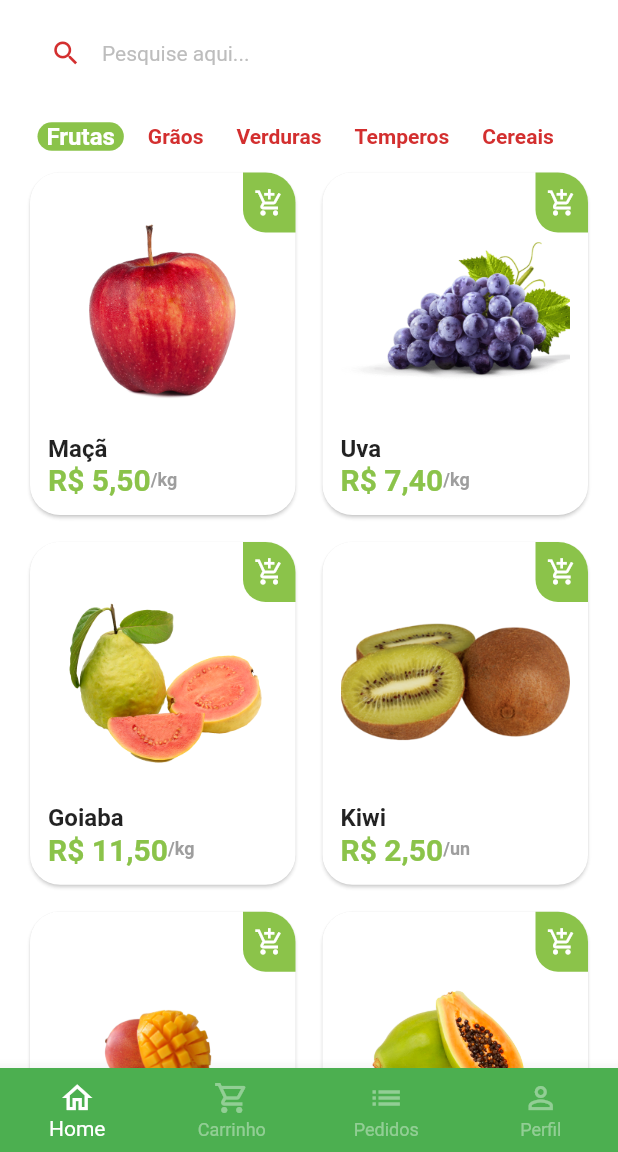
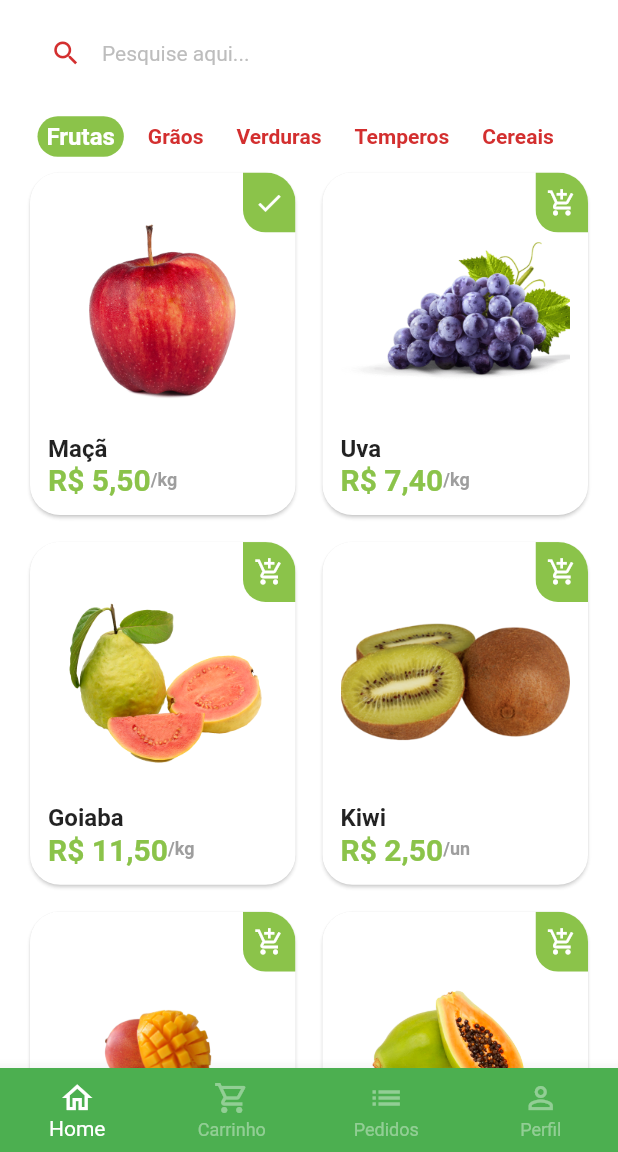
Before and after one commit to LerryGO/GreenGrocer, a Flutter app: the screen it shows after launch, after a tap on "Entrar", after a tap on the "add shopping cart" icon, on a phone screen of 412 x 824 dp, the part 84-1236 px from its top. Run offline on Flutter 3.47's test engine with Material 2 defaults, Android fonts, the phone set to English and light mode, and no system bars; drawn by our look-alikes of badges; our stand-ins replace animated_text_kit, fluttertoast, mask_text_input_formatter, qr_flutter; missing offline and left inert: add_to_cart_animation.

Commit message:
SplashScreen, AppIcon and AppName defined

```diff
--- a/lib/main.dart
+++ b/lib/main.dart
@@ -1,6 +1,5 @@
 import 'package:flutter/material.dart';
-
-import 'src/pages/auth/sign_in_screen.dart';
+import 'package:green_grocer/src/pages/splash/splash_screen.dart';
 
 
 void main() {
@@ -14,12 +13,12 @@ class MyApp extends StatelessWidget {
   @override
   Widget build(BuildContext context) {
     return MaterialApp(
-      title: 'Flutter Demo',
+      title: 'GreenGrocer',
       theme: ThemeData(
           primarySwatch: Colors.green,
           scaffoldBackgroundColor: Colors.white.withAlpha(190)),
       debugShowCheckedModeBanner: false,
-      home: const SignInScreen(),
+      home: const SplashScreen(),
     );
   }
 }
--- a/lib/src/pages/auth/sign_in_screen.dart
+++ b/lib/src/pages/auth/sign_in_screen.dart
@@ -2,9 +2,9 @@ import 'package:animated_text_kit/animated_text_kit.dart';
 import 'package:flutter/material.dart';
 
 import 'package:green_grocer/src/config/custom_colors.dart';
+import 'package:green_grocer/src/pages/common_widgets/app_name_widget.dart';
 import 'package:green_grocer/src/pages/common_widgets/custom_text_field.dart';
 import 'package:green_grocer/src/pages/auth/sign_up_screen.dart';
-
 
 import '../base/base_screen.dart';
 
@@ -27,23 +27,9 @@ class SignInScreen extends StatelessWidget {
                 mainAxisAlignment: MainAxisAlignment.center,
                 children: [
                   // Nome do app
-                  Text.rich(
-                    TextSpan(
-                      style: const TextStyle(fontSize: 40),
-                      children: [
-                        const TextSpan(
-                          text: "Green",
-                          style: TextStyle(
-                              color: Colors.white, fontWeight: FontWeight.bold),
-                        ),
-                        TextSpan(
-                          text: "grocer",
-                          style: TextStyle(
-                            color: CustomColors.customContrastColor,
-                          ),
-                        )
-                      ],
-                    ),
+                  const AppNameWidget(
+                    greenTitleColor: Colors.white,
+                    textSize: 40,
                   ),
 
                   // Categorias
--- a/lib/src/pages/base/base_screen.dart
+++ b/lib/src/pages/base/base_screen.dart
@@ -33,7 +33,12 @@ class _BaseScreenState extends State<BaseScreen> {
         onTap: (index) {
           setState(() {
             currentIndex = index;
-            pageController.jumpToPage(index);
+            // pageController.jumpToPage(index);
+            pageController.animateToPage(
+              index,
+              duration: const Duration(milliseconds: 700),
+              curve: Curves.ease,
+            );
           });
         },
         type: BottomNavigationBarType.fixed,
--- a/lib/src/pages/cart/cart_tab.dart
+++ b/lib/src/pages/cart/cart_tab.dart
@@ -20,6 +20,8 @@ class _CartTabState extends State<CartTab> {
   void removeItemFromCart(CartItemModel cartItem) {
     setState(() {
       app_data.cartItems.remove(cartItem);
+      utilsServices.showToast(
+          message: "${cartItem.item!.itemName} removido(a) do carrinho");
     });
   }
 
@@ -96,6 +98,9 @@ class _CartTabState extends State<CartTab> {
                               );
                             },
                           );
+                        } else {
+                          utilsServices.showToast(
+                              message: "Pedido não confirmado.", isError: true);
                         }
                       },
                       child: const Text(
--- /dev/null
+++ b/lib/src/pages/common_widgets/app_name_widget.dart
@@ -0,0 +1,29 @@
+import 'package:flutter/material.dart';
+
+import '../../config/custom_colors.dart';
+
+class AppNameWidget extends StatelessWidget {
+  final Color? greenTitleColor;
+  final double textSize;
+
+  const AppNameWidget({
+    Key? key,
+    this.greenTitleColor,
+    this.textSize = 30,
+  }) : super(key: key);
+
+  @override
+  Widget build(BuildContext context) {
+    return Text.rich(
+      TextSpan(style: TextStyle(fontSize: textSize), children: [
+        TextSpan(
+            text: "Green",
+            style: TextStyle(
+                color: greenTitleColor ?? CustomColors.customSwatchColor)),
+        TextSpan(
+            text: "grocer",
+            style: TextStyle(color: CustomColors.customContrastColor))
+      ]),
+    );
+  }
+}
--- a/lib/src/pages/home/components/category_tile.dart
+++ b/lib/src/pages/home/components/category_tile.dart
@@ -3,7 +3,10 @@ import 'package:green_grocer/src/config/custom_colors.dart';
 
 class CategoryTile extends StatelessWidget {
   const CategoryTile(
-      {required this.category, required this.isSelected,required this.onPressed ,Key? key})
+      {required this.category,
+      required this.isSelected,
+      required this.onPressed,
+      Key? key})
       : super(key: key);
 
   final String category;
@@ -12,21 +15,23 @@ class CategoryTile extends StatelessWidget {
 
   @override
   Widget build(BuildContext context) {
-    return GestureDetector(
-      onTap: onPressed,
-      child: Align(
-        alignment: Alignment.center,
+    return Align(
+      alignment: Alignment.center,
+      child: InkWell(
+        borderRadius: BorderRadius.circular(30),
+        onTap: onPressed,
         child: Container(
-          padding: const EdgeInsets.symmetric(horizontal: 6),
+          padding: const EdgeInsets.symmetric(horizontal: 6, vertical: 4),
           decoration: BoxDecoration(
               color: isSelected
                   ? CustomColors.customSwatchColor
                   : Colors.transparent,
-              borderRadius: BorderRadius.circular(10)),
+              borderRadius: BorderRadius.circular(30)),
           child: Text(
             category,
             style: TextStyle(
-              color: isSelected ? Colors.white : CustomColors.customContrastColor,
+              color:
+                  isSelected ? Colors.white : CustomColors.customContrastColor,
               fontWeight: FontWeight.bold,
               fontSize: isSelected ? 16 : 14,
             ),
--- a/lib/src/pages/home/components/item_tile.dart
+++ b/lib/src/pages/home/components/item_tile.dart
@@ -4,18 +4,34 @@ import 'package:green_grocer/src/models/item_model.dart';
 import 'package:green_grocer/src/pages/product/product_screen.dart';
 import 'package:green_grocer/src/services/utils_services.dart';
 
-class ItemTile extends StatelessWidget {
+class ItemTile extends StatefulWidget {
   final ItemModel item;
   final void Function(GlobalKey) cartAnimationMethod;
-  final GlobalKey imageGk = GlobalKey();
 
-  ItemTile({
+  const ItemTile({
     Key? key,
     required this.item,
     required this.cartAnimationMethod,
   }) : super(key: key);
 
+  @override
+  State<ItemTile> createState() => _ItemTileState();
+}
+
+class _ItemTileState extends State<ItemTile> {
+  final GlobalKey imageGk = GlobalKey();
+
   final UtilsServices utilsServices = UtilsServices();
+
+  IconData tileIcon = Icons.add_shopping_cart_outlined;
+
+  Future<void> switchIcon() async {
+    setState(() => tileIcon = Icons.check);
+    await Future.delayed(
+      const Duration(milliseconds: 2000),
+    );
+    setState(() => tileIcon = Icons.add_shopping_cart_outlined);
+  }
 
   @override
   Widget build(BuildContext context) {
@@ -25,7 +41,7 @@ class ItemTile extends StatelessWidget {
         GestureDetector(
           onTap: () {
             Navigator.of(context).push(MaterialPageRoute(
-              builder: (context) => ProductScreen(item: item),
+              builder: (context) => ProductScreen(item: widget.item),
             ));
           },
           child: Card(
@@ -42,14 +58,14 @@ class ItemTile extends StatelessWidget {
                   //Imagem
                   Expanded(
                       child: Hero(
-                          tag: item.imgUrl!,
+                          tag: widget.item.imgUrl!,
                           child: Image.asset(
-                            item.imgUrl!,
+                            widget.item.imgUrl!,
                             key: imageGk,
                           ))),
                   //Nome
                   Text(
-                    item.itemName!,
+                    widget.item.itemName!,
                     style: const TextStyle(
                         fontSize: 16, fontWeight: FontWeight.bold),
                   ),
@@ -57,14 +73,14 @@ class ItemTile extends StatelessWidget {
                   Row(
                     children: [
                       Text(
-                        utilsServices.priceToCurrency(item.price),
+                        utilsServices.priceToCurrency(widget.item.price),
                         style: TextStyle(
                             fontWeight: FontWeight.bold,
                             fontSize: 20,
                             color: CustomColors.customSwatchColor),
                       ),
                       Text(
-                        '/${item.unit}',
+                        '/${widget.item.unit}',
                         style: TextStyle(
                             color: Colors.grey.shade500,
                             fontWeight: FontWeight.bold,
@@ -82,24 +98,29 @@ class ItemTile extends StatelessWidget {
         Positioned(
           top: 4,
           right: 4,
-          child: GestureDetector(
+          child: ClipRRect(
+            borderRadius: const BorderRadius.only(
+              bottomLeft: Radius.circular(15),
+              topRight: Radius.circular(20),
+            ),
+            child: Material(
+              child: InkWell(
                 onTap: () {
-              cartAnimationMethod(imageGk);
+                  switchIcon();
+                  widget.cartAnimationMethod(imageGk);
                 },
-            child: Container(
+                child: Ink(
                   height: 40,
                   width: 35,
                   decoration: BoxDecoration(
                     color: CustomColors.customSwatchColor,
-                borderRadius: const BorderRadius.only(
-                  bottomLeft: Radius.circular(15),
-                  topRight: Radius.circular(20),
+                  ),
+                  child: Icon(
+                    tileIcon,
+                    color: Colors.white,
+                    size: 20,
                   ),
                 ),
-              child: const Icon(
-                Icons.add_shopping_cart_outlined,
-                color: Colors.white,
-                size: 20,
               ),
             ),
           ),
--- a/lib/src/pages/home/home_tab.dart
+++ b/lib/src/pages/home/home_tab.dart
@@ -4,8 +4,10 @@ import 'package:badges/badges.dart';
 import 'package:flutter/material.dart';
 import 'package:green_grocer/src/config/custom_colors.dart';
 import 'package:green_grocer/src/pages/home/components/item_tile.dart';
+import 'package:green_grocer/src/services/utils_services.dart';
 
 import '../../config/app_data.dart' as appdata;
+import '../common_widgets/app_name_widget.dart';
 import 'components/category_tile.dart';
 
 class HomeTab extends StatefulWidget {
@@ -26,6 +28,8 @@ class _HomeTabState extends State<HomeTab> {
     runAddToCartAnimation(gkImage);
   }
 
+  final UtilsServices utilsServices = UtilsServices();
+
   @override
   Widget build(BuildContext context) {
     return Scaffold(
@@ -34,16 +38,7 @@ class _HomeTabState extends State<HomeTab> {
         backgroundColor: Colors.transparent,
         elevation: 0,
         centerTitle: true,
-        title: Text.rich(
-          TextSpan(style: const TextStyle(fontSize: 30), children: [
-            TextSpan(
-                text: "Green",
-                style: TextStyle(color: CustomColors.customSwatchColor)),
-            TextSpan(
-                text: "grocer",
-                style: TextStyle(color: CustomColors.customContrastColor))
-          ]),
-        ),
+        title: const  AppNameWidget(),
         actions: [
           Padding(
             padding: const EdgeInsets.only(top: 15, right: 15),
--- /dev/null
+++ b/lib/src/pages/splash/splash_screen.dart
@@ -0,0 +1,59 @@
+import 'package:flutter/material.dart';
+import 'package:green_grocer/src/config/custom_colors.dart';
+import 'package:green_grocer/src/pages/auth/sign_in_screen.dart';
+import 'package:green_grocer/src/pages/auth/sign_up_screen.dart';
+import 'package:green_grocer/src/pages/common_widgets/app_name_widget.dart';
+
+class SplashScreen extends StatefulWidget {
+  const SplashScreen({
+    Key? key,
+  }) : super(key: key);
+
+  @override
+  State<SplashScreen> createState() => _SplashScreenState();
+}
+
+class _SplashScreenState extends State<SplashScreen> {
+  @override
+  void initState() {
+    Future.delayed(const Duration(seconds: 2), () {
+      Navigator.of(context).pushReplacement(
+          MaterialPageRoute(builder: (context) => const SignInScreen()));
+    });
+    super.initState();
+  }
+
+  @override
+  Widget build(BuildContext context) {
+    return Material(
+      child: Container(
+        alignment: Alignment.center,
+        decoration: BoxDecoration(
+          gradient: LinearGradient(
+            begin: Alignment.topLeft,
+            end: Alignment.bottomRight,
+            colors: [
+              CustomColors.customSwatchColor,
+              CustomColors.customSwatchColor.shade700,
+            ],
+          ),
+        ),
+        child: Column(
+          mainAxisSize: MainAxisSize.min,
+          children: const [
+            AppNameWidget(
+              greenTitleColor: Colors.white,
+              textSize: 40,
+            ),
+            SizedBox(
+              height: 10,
+            ),
+            CircularProgressIndicator(
+              valueColor: AlwaysStoppedAnimation(Colors.white),
+            ),
+          ],
+        ),
+      ),
+    );
+  }
+}
--- a/lib/src/services/utils_services.dart
+++ b/lib/src/services/utils_services.dart
@@ -1,3 +1,5 @@
+import 'package:flutter/material.dart';
+import 'package:fluttertoast/fluttertoast.dart';
 import 'package:intl/date_symbol_data_local.dart';
 import 'package:intl/intl.dart';
 
@@ -13,4 +15,16 @@ class UtilsServices {
     DateFormat dateFormat = DateFormat.yMd('pt_BR').add_Hm();
     return dateFormat.format(dateTime);
   }
+
+  void showToast({required String message, bool isError = false}) {
+    Fluttertoast.showToast(
+      msg: message,
+      toastLength: Toast.LENGTH_LONG,
+      gravity: ToastGravity.BOTTOM,
+      timeInSecForIosWeb: 3,
+      textColor: isError ? Colors.white : Colors.black,
+      backgroundColor: isError ? Colors.red : Colors.white,
+      fontSize: 14,
+    );
+  }
 }
```
Also changed, not shown: pubspec.yaml (+8 -0 lines), assets/app_images/app_icon.png (added), pubspec.lock, 28 other files. Lines whose indentation alone changed are shown as unchanged.
